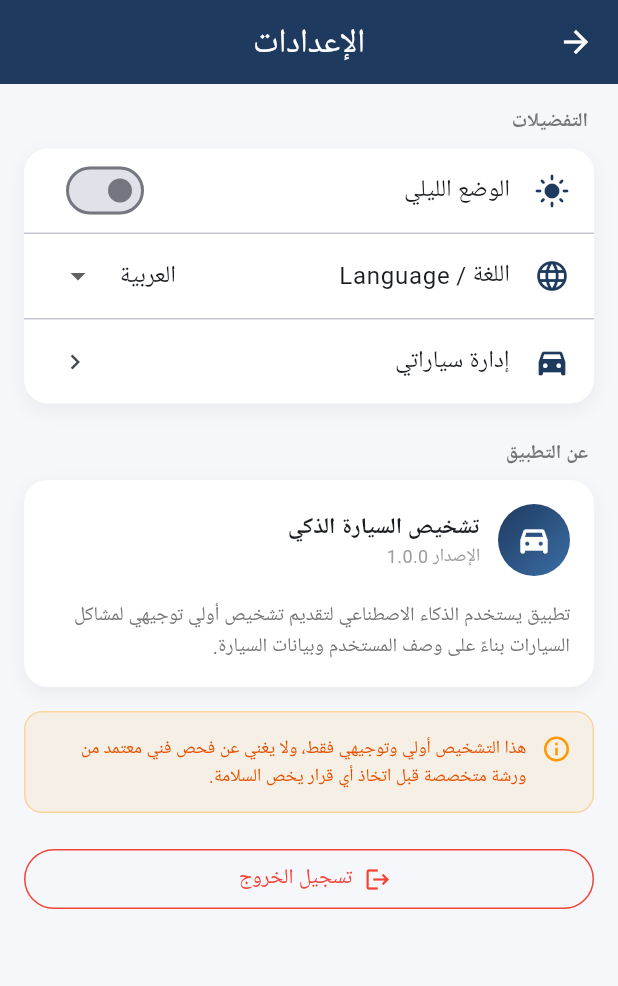
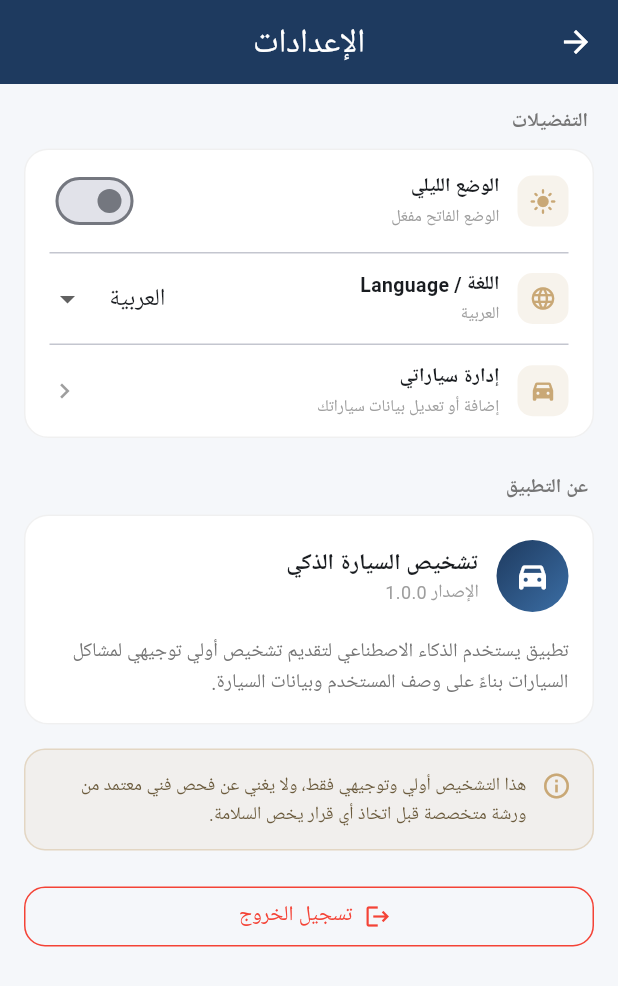
Before and after one commit to Yassir-9/smart-car-check, a Flutter app: the SettingsScreen screen opened directly, on a phone screen of 412 x 824 dp. Shown: the top 986 px of the screen. Run offline on Flutter 3.47's test engine with Material 3 defaults, Android fonts, the phone set to English and light mode, and no system bars; our stand-ins replace cloud_firestore, firebase_auth, firebase_core, flutter_local_notifications, image_picker, pdf and 5 more; missing offline and left inert: barcode, flutter_blue_classic; accounts and stored records are empty.

Commit message:
إعادة تصميم شاشة الإعدادات بنمط قوائم احترافي (أيقونة+وصف)

```diff
--- a/frontend/lib/screens/settings_screen.dart
+++ b/frontend/lib/screens/settings_screen.dart
@@ -13,6 +13,9 @@ class SettingsScreen extends StatefulWidget {
 }
 
 class _SettingsScreenState extends State<SettingsScreen> {
+  static const Color _gold = Color(0xFFC9A876);
+  static const Color _navy = Color(0xFF1E3A5F);
+
   @override
   void initState() {
     super.initState();
@@ -47,56 +50,31 @@ class _SettingsScreenState extends State<SettingsScreen> {
           children: [
             _buildSectionTitle(AppTranslations.t('preferences')),
             Container(
-              decoration: BoxDecoration(
-                color: cardColor,
-                borderRadius: BorderRadius.circular(16),
-                boxShadow: [
-                  BoxShadow(
-                    color: Colors.black.withValues(alpha: 0.05),
-                    blurRadius: 10,
-                    offset: const Offset(0, 4),
-                  ),
-                ],
-              ),
+              decoration: _sectionDecoration(cardColor),
               child: Column(
                 children: [
-                  SwitchListTile(
-                    secondary: Icon(
-                      isDark ? Icons.dark_mode : Icons.light_mode,
-                      color: const Color(0xFF1E3A5F),
-                    ),
-                    title: Text(AppTranslations.t('dark_mode')),
+                  _switchRow(
+                    icon: isDark ? Icons.dark_mode : Icons.light_mode,
+                    title: AppTranslations.t('dark_mode'),
+                    subtitle: isDark ? 'الوضع الداكن مفعّل' : 'الوضع الفاتح مفعّل',
                     value: isDark,
-                    activeThumbColor: const Color(0xFF1E3A5F),
                     onChanged: (_) => themeNotifier.toggle(),
                   ),
-                  const Divider(height: 1),
-                  ListTile(
-                    leading: const Icon(Icons.language, color: Color(0xFF1E3A5F)),
-                    title: const Text('اللغة / Language'),
-                    trailing: DropdownButton<String>(
-                      value: localeNotifier.value,
-                      underline: const SizedBox.shrink(),
-                      items: const [
-                        DropdownMenuItem(value: 'ar', child: Text('العربية')),
-                        DropdownMenuItem(value: 'en', child: Text('English')),
-                      ],
-                      onChanged: (val) {
-                        if (val != null) localeNotifier.setLanguage(val);
-                      },
-                    ),
+                  const Divider(height: 1, indent: 16, endIndent: 16),
+                  _dropdownRow(
+                    icon: Icons.language,
+                    title: 'اللغة / Language',
+                    subtitle: localeNotifier.value == 'ar' ? 'العربية' : 'English',
                   ),
-                  const Divider(height: 1),
-                  ListTile(
-                    leading: const Icon(Icons.directions_car_filled,
-                        color: Color(0xFF1E3A5F)),
-                    title: Text(AppTranslations.t('manage_cars')),
-                    trailing: const Icon(Icons.chevron_left, size: 20),
+                  const Divider(height: 1, indent: 16, endIndent: 16),
+                  _listRow(
+                    icon: Icons.directions_car_filled,
+                    title: AppTranslations.t('manage_cars'),
+                    subtitle: 'إضافة أو تعديل بيانات سياراتك',
                     onTap: () {
                       Navigator.push(
                         context,
-                        MaterialPageRoute(
-                            builder: (context) => const CarsScreen()),
+                        MaterialPageRoute(builder: (context) => const CarsScreen()),
                       );
                     },
                   ),
@@ -107,17 +85,7 @@ class _SettingsScreenState extends State<SettingsScreen> {
             _buildSectionTitle(AppTranslations.t('about_app')),
             Container(
               padding: const EdgeInsets.all(16),
-              decoration: BoxDecoration(
-                color: cardColor,
-                borderRadius: BorderRadius.circular(16),
-                boxShadow: [
-                  BoxShadow(
-                    color: Colors.black.withValues(alpha: 0.05),
-                    blurRadius: 10,
-                    offset: const Offset(0, 4),
-                  ),
-                ],
-              ),
+              decoration: _sectionDecoration(cardColor),
               child: Column(
                 crossAxisAlignment: CrossAxisAlignment.start,
                 children: [
@@ -131,7 +99,7 @@ class _SettingsScreenState extends State<SettingsScreen> {
                           gradient: LinearGradient(
                             begin: Alignment.topLeft,
                             end: Alignment.bottomRight,
-                            colors: [Color(0xFF1E3A5F), Color(0xFF3B6EA5)],
+                            colors: [_navy, Color(0xFF3B6EA5)],
                           ),
                         ),
                         child: const Icon(Icons.directions_car_filled_rounded,
@@ -145,8 +113,7 @@ class _SettingsScreenState extends State<SettingsScreen> {
                               style: const TextStyle(
                                   fontSize: 15, fontWeight: FontWeight.bold)),
                           Text(AppTranslations.t('version'),
-                              style: const TextStyle(
-                                  fontSize: 12, color: Colors.grey)),
+                              style: const TextStyle(fontSize: 12, color: Colors.grey)),
                         ],
                       ),
                     ],
@@ -154,10 +121,7 @@ class _SettingsScreenState extends State<SettingsScreen> {
                   const SizedBox(height: 16),
                   Text(
                     AppTranslations.t('app_description'),
-                    style: TextStyle(
-                        fontSize: 13,
-                        height: 1.6,
-                        color: Colors.grey.shade600),
+                    style: TextStyle(fontSize: 13, height: 1.6, color: Colors.grey.shade600),
                   ),
                 ],
               ),
@@ -166,20 +130,19 @@ class _SettingsScreenState extends State<SettingsScreen> {
             Container(
               padding: const EdgeInsets.all(14),
               decoration: BoxDecoration(
-                color: Colors.orange.withValues(alpha: 0.08),
-                borderRadius: BorderRadius.circular(12),
-                border: Border.all(color: Colors.orange.withValues(alpha: 0.3)),
+                color: _gold.withValues(alpha: 0.1),
+                borderRadius: BorderRadius.circular(14),
+                border: Border.all(color: _gold.withValues(alpha: 0.35)),
               ),
               child: Row(
                 crossAxisAlignment: CrossAxisAlignment.start,
                 children: [
-                  const Icon(Icons.info_outline,
-                      color: Colors.orange, size: 20),
+                  const Icon(Icons.info_outline, color: _gold, size: 20),
                   const SizedBox(width: 10),
                   Expanded(
                     child: Text(
                       AppTranslations.t('disclaimer_text'),
-                      style: TextStyle(fontSize: 12, color: Colors.orange.shade900, height: 1.5),
+                      style: const TextStyle(fontSize: 12, color: Color(0xFF6B5B3D), height: 1.5),
                     ),
                   ),
                 ],
@@ -192,6 +155,7 @@ class _SettingsScreenState extends State<SettingsScreen> {
                 style: OutlinedButton.styleFrom(
                   foregroundColor: Colors.red,
                   side: const BorderSide(color: Colors.red),
+                  shape: RoundedRectangleBorder(borderRadius: BorderRadius.circular(14)),
                 ),
                 onPressed: () async {
                   await AuthService.signOut();
@@ -209,15 +173,129 @@ class _SettingsScreenState extends State<SettingsScreen> {
     );
   }
 
+  BoxDecoration _sectionDecoration(Color cardColor) {
+    return BoxDecoration(
+      color: cardColor,
+      borderRadius: BorderRadius.circular(16),
+      border: Border.all(color: Colors.grey.withValues(alpha: 0.15)),
+    );
+  }
+
+  Widget _iconBox(IconData icon) {
+    return Container(
+      padding: const EdgeInsets.all(8),
+      decoration: BoxDecoration(
+        color: _gold.withValues(alpha: 0.14),
+        borderRadius: BorderRadius.circular(10),
+      ),
+      child: Icon(icon, color: _gold, size: 18),
+    );
+  }
+
+  Widget _switchRow({
+    required IconData icon,
+    required String title,
+    required String subtitle,
+    required bool value,
+    required ValueChanged<bool> onChanged,
+  }) {
+    return Padding(
+      padding: const EdgeInsets.symmetric(horizontal: 16, vertical: 10),
+      child: Row(
+        children: [
+          _iconBox(icon),
+          const SizedBox(width: 12),
+          Expanded(
+            child: Column(
+              crossAxisAlignment: CrossAxisAlignment.start,
+              children: [
+                Text(title, style: const TextStyle(fontWeight: FontWeight.bold, fontSize: 13)),
+                const SizedBox(height: 2),
+                Text(subtitle, style: const TextStyle(fontSize: 11, color: Colors.grey)),
+              ],
+            ),
+          ),
+          Switch(value: value, activeThumbColor: _navy, onChanged: onChanged),
+        ],
+      ),
+    );
+  }
+
+  Widget _dropdownRow({
+    required IconData icon,
+    required String title,
+    required String subtitle,
+  }) {
+    return Padding(
+      padding: const EdgeInsets.symmetric(horizontal: 16, vertical: 6),
+      child: Row(
+        children: [
+          _iconBox(icon),
+          const SizedBox(width: 12),
+          Expanded(
+            child: Column(
+              crossAxisAlignment: CrossAxisAlignment.start,
+              children: [
+                Text(title, style: const TextStyle(fontWeight: FontWeight.bold, fontSize: 13)),
+                const SizedBox(height: 2),
+                Text(subtitle, style: const TextStyle(fontSize: 11, color: Colors.grey)),
+              ],
+            ),
+          ),
+          DropdownButton<String>(
+            value: localeNotifier.value,
+            underline: const SizedBox.shrink(),
+            items: const [
+              DropdownMenuItem(value: 'ar', child: Text('العربية')),
+              DropdownMenuItem(value: 'en', child: Text('English')),
+            ],
+            onChanged: (val) {
+              if (val != null) localeNotifier.setLanguage(val);
+            },
+          ),
+        ],
+      ),
+    );
+  }
+
+  Widget _listRow({
+    required IconData icon,
+    required String title,
+    required String subtitle,
+    required VoidCallback onTap,
+  }) {
+    return InkWell(
+      onTap: onTap,
+      borderRadius: BorderRadius.circular(16),
+      child: Padding(
+        padding: const EdgeInsets.symmetric(horizontal: 16, vertical: 12),
+        child: Row(
+          children: [
+            _iconBox(icon),
+            const SizedBox(width: 12),
+            Expanded(
+              child: Column(
+                crossAxisAlignment: CrossAxisAlignment.start,
+                children: [
+                  Text(title, style: const TextStyle(fontWeight: FontWeight.bold, fontSize: 13)),
+                  const SizedBox(height: 2),
+                  Text(subtitle, style: const TextStyle(fontSize: 11, color: Colors.grey)),
+                ],
+              ),
+            ),
+            const Icon(Icons.chevron_left, size: 20, color: Colors.grey),
+          ],
+        ),
+      ),
+    );
+  }
+
   Widget _buildSectionTitle(String title) {
     return Padding(
       padding: const EdgeInsets.only(bottom: 8, right: 4),
       child: Text(
         title,
-        style: TextStyle(
-            fontSize: 13,
-            fontWeight: FontWeight.bold,
-            color: Colors.grey.shade600),
+        style: TextStyle(fontSize: 13, fontWeight: FontWeight.bold, color: Colors.grey.shade600),
       ),
     );
   }
```
